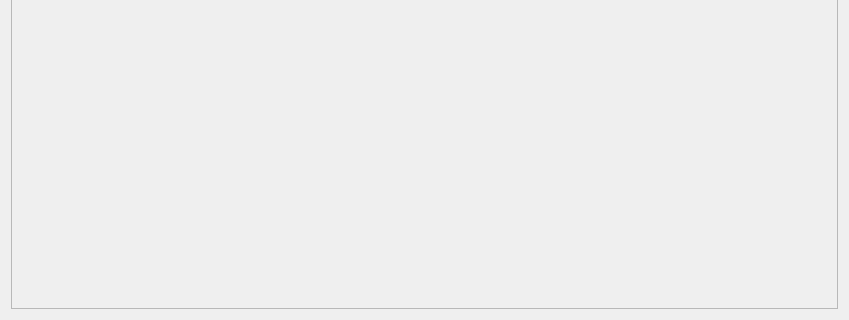
First picture: the form in CS4076Project/quickandeasy.ui, repository CaoimheCahill/CS4076Project, before the edit; both pictures show x 0 to 849 and y 291 to 611 of the 849 by 611 pixel window.
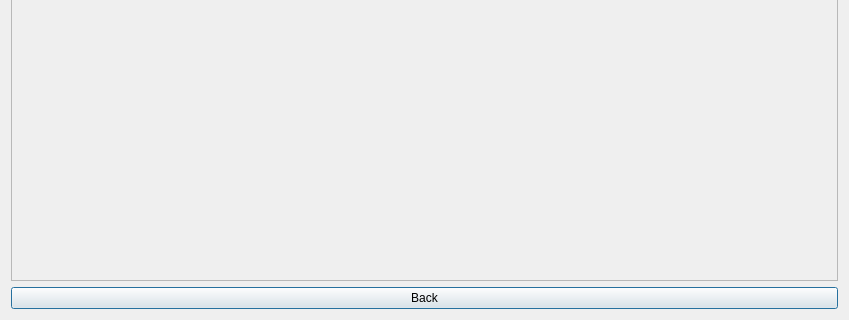
Second picture: the form after the edit.

```diff
--- a/CS4076Project/quickandeasy.ui
+++ b/CS4076Project/quickandeasy.ui
@@ -45,7 +45,7 @@
         <x>0</x>
         <y>0</y>
         <width>825</width>
-        <height>550</height>
+        <height>514</height>
        </rect>
       </property>
       <layout class="QVBoxLayout" name="verticalLayout">
@@ -56,6 +56,13 @@
      </widget>
     </widget>
    </item>
+   <item row="3" column="0">
+    <widget class="QPushButton" name="pushButton">
+     <property name="text">
+      <string>Back</string>
+     </property>
+    </widget>
+   </item>
   </layout>
  </widget>
  <resources/>
```
